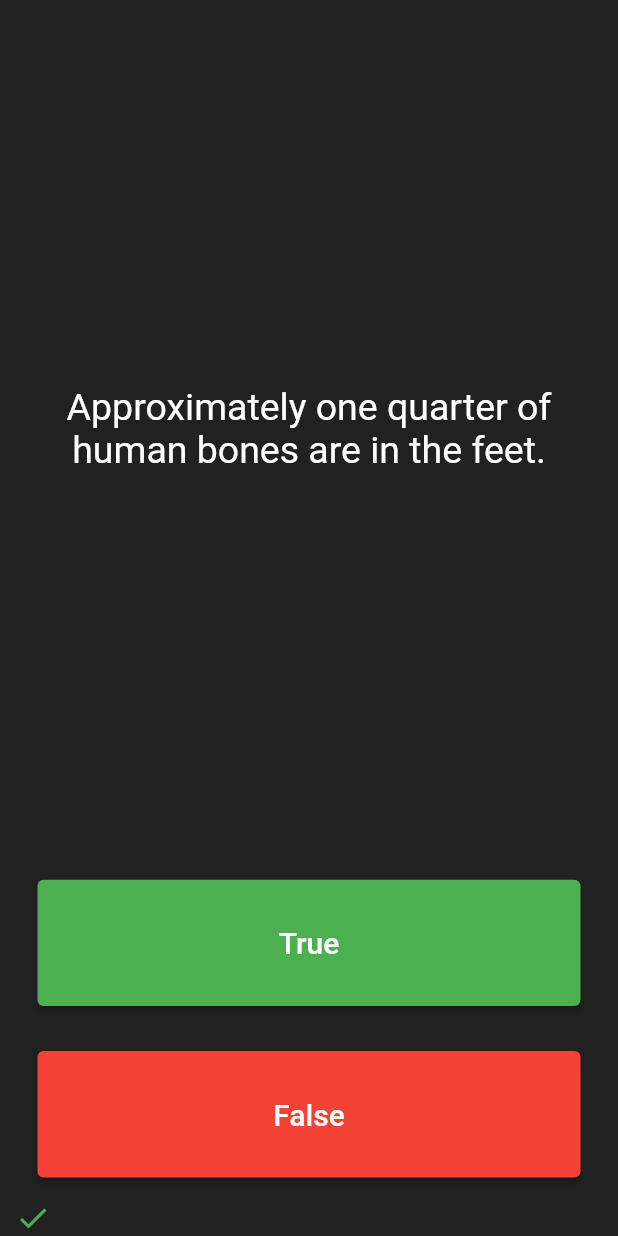
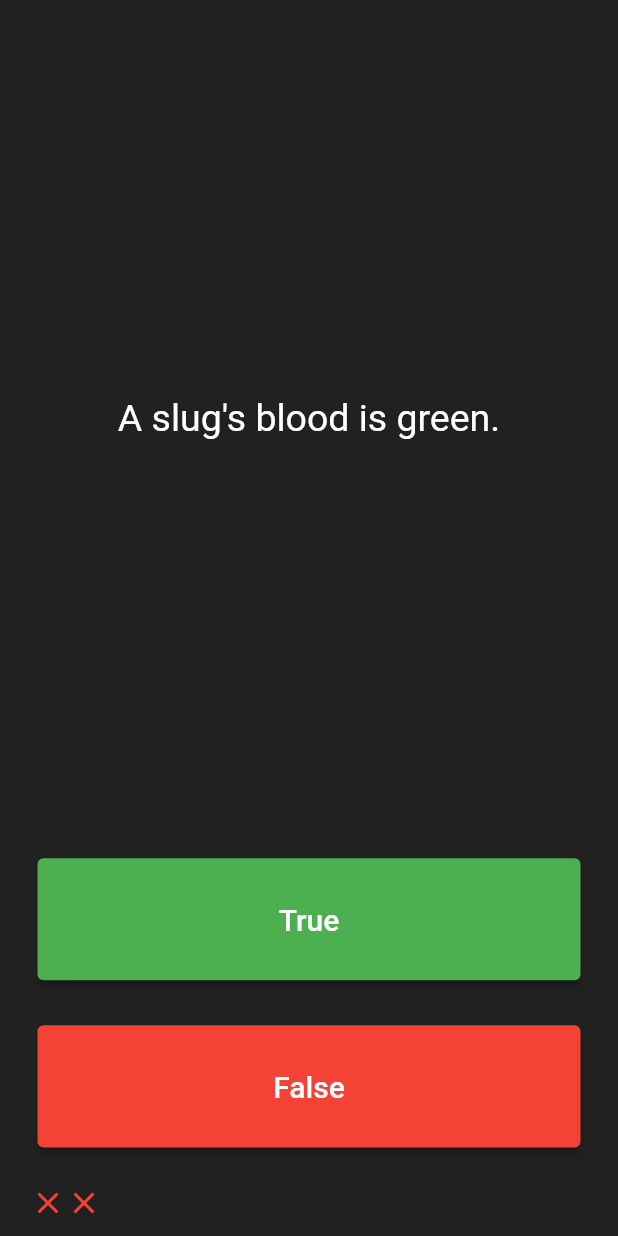
Before and after one commit to SanjibLimbu/quizz_app_flutter, a Flutter app: the screen it shows after launch, after a tap on "True", after a tap on "False", on a phone screen of 412 x 824 dp. Run offline on Flutter 3.47's test engine with Material 2 defaults, Android fonts, the phone set to English and light mode, and no system bars.

Commit message:
quiz app finished

```diff
--- a/lib/main.dart
+++ b/lib/main.dart
@@ -1,4 +1,7 @@
 import 'package:flutter/material.dart';
+import 'package:quiz_app/quiz_brain.dart';
+
+QuizBrain quizBrain = QuizBrain();
 
 void main() => runApp(const QuizApp());
 
@@ -10,9 +13,9 @@ class QuizApp extends StatelessWidget {
     return MaterialApp(
       home: Scaffold(
         backgroundColor: Colors.grey.shade900,
-        body: SafeArea(
+        body: const SafeArea(
           child: Padding(
-            padding: const EdgeInsets.symmetric(horizontal: 10.0),
+            padding: EdgeInsets.symmetric(horizontal: 10.0),
             child: QuizPage(),
           ),
         ),
@@ -22,19 +25,80 @@ class QuizApp extends StatelessWidget {
 }
 
 class QuizPage extends StatefulWidget {
+  const QuizPage({super.key});
+
   @override
   _QuizPageState createState() => _QuizPageState();
 }
 
 class _QuizPageState extends State<QuizPage> {
-  List<Icon> scoreKeeper = [];
-  List<String> questions = [
-    'You can lead a cow down stairs but not up stairs.',
-    'Approximately one quarter of human bones are in the feet.',
-    'A slug\'s blood is green.'
-  ];
+  List<Widget> scoreKeeper = [];
+  int score = 0;
 
-  int questionNo = 0;
+  void checkAnswer(bool userPickedAnswer) {
+    bool coreectAnswer = quizBrain.getQuestionAnswer();
+
+    setState(() {
+      if (quizBrain.isFinished() == true) {
+        showDialog(
+            barrierDismissible: false,
+            context: context,
+            builder: (BuildContext context) {
+              return AlertDialog(
+                title: const Text("Quiz Finished"),
+                content: Text("Your score is $score"),
+                actions: [
+                  Row(
+                    mainAxisAlignment: MainAxisAlignment.spaceBetween,
+                    children: [
+                      TextButton(
+                        onPressed: () {
+                          setState(() {
+                            Navigator.of(context).pop();
+                          });
+                        },
+                        child: const Text("Exit"),
+                      ),
+                      TextButton(
+                        onPressed: () {
+                          setState(() {
+                            quizBrain.reset();
+
+                            scoreKeeper = [];
+                            score = 0;
+                            Navigator.of(context).pop();
+                          });
+                        },
+                        child: const Text("Play again"),
+                      ),
+                    ],
+                  ),
+                ],
+              );
+            });
+      } else {
+        if (userPickedAnswer == coreectAnswer) {
+          scoreKeeper.add(
+            const Icon(
+              Icons.check,
+              color: Colors.green,
+            ),
+          );
+          score++;
+        } else {
+          scoreKeeper.add(
+            const Icon(
+              Icons.close,
+              color: Colors.red,
+            ),
+          );
+        }
+      }
+
+      quizBrain.nextQuestion();
+    });
+  }
+
   @override
   Widget build(BuildContext context) {
     return Column(
@@ -47,7 +111,7 @@ class _QuizPageState extends State<QuizPage> {
             padding: const EdgeInsets.all(10.0),
             child: Center(
               child: Text(
-                questions[questionNo],
+                quizBrain.getQuestionText(),
                 textAlign: TextAlign.center,
                 style: const TextStyle(
                   fontSize: 25.0,
@@ -71,13 +135,7 @@ class _QuizPageState extends State<QuizPage> {
                 ),
               ),
               onPressed: () {
-                setState(() {
-                  scoreKeeper.add(const Icon(
-                    Icons.check,
-                    color: Colors.green,
-                  ));
-                  questionNo++;
-                });
+                checkAnswer(true);
               },
             ),
           ),
@@ -96,13 +154,20 @@ class _QuizPageState extends State<QuizPage> {
                 ),
               ),
               onPressed: () {
-                //The user picked false.
+                checkAnswer(false);
               },
             ),
           ),
         ),
-        Row(
-          children: scoreKeeper,
+        Padding(
+          padding: const EdgeInsets.all(10),
+          child: SingleChildScrollView(
+            scrollDirection: Axis.horizontal,
+            child: Row(
+              textDirection: TextDirection.rtl,
+              children: scoreKeeper,
+            ),
+          ),
         )
       ],
     );
--- /dev/null
+++ b/lib/question.dart
@@ -0,0 +1,8 @@
+class Question {
+  late String questionText;
+  late bool answer;
+  Question({required String q, required bool a}) {
+    questionText = q;
+    answer = a;
+  }
+}
--- /dev/null
+++ b/lib/quiz_brain.dart
@@ -0,0 +1,45 @@
+import 'package:quiz_app/question.dart';
+
+class QuizBrain {
+  int _questionNumber = 0;
+  final List<Question> _questionBank = [
+    Question(
+      q: "You can lead a cow down stairs but not up stairs.",
+      a: false,
+    ),
+    Question(
+      q: "Approximately one quarter of human bones are in the feet.",
+      a: true,
+    ),
+    Question(
+      q: "A slug\'s blood is green.",
+      a: true,
+    ),
+  ];
+
+  void nextQuestion() {
+    if (_questionNumber < _questionBank.length - 1) {
+      _questionNumber++;
+    }
+  }
+
+  String getQuestionText() {
+    return _questionBank[_questionNumber].questionText;
+  }
+
+  bool getQuestionAnswer() {
+    return _questionBank[_questionNumber].answer;
+  }
+
+  bool isFinished() {
+    if (_questionNumber >= _questionBank.length - 1) {
+      return true;
+    } else {
+      return false;
+    }
+  }
+
+  void reset() {
+    _questionNumber = 0;
+  }
+}
```
